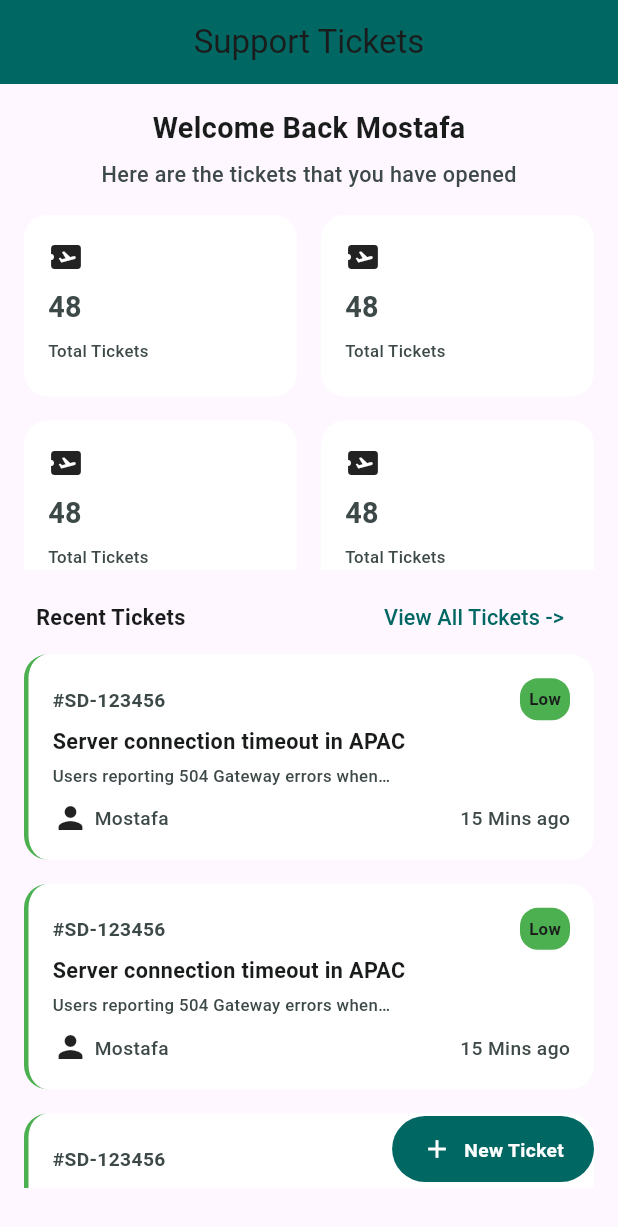
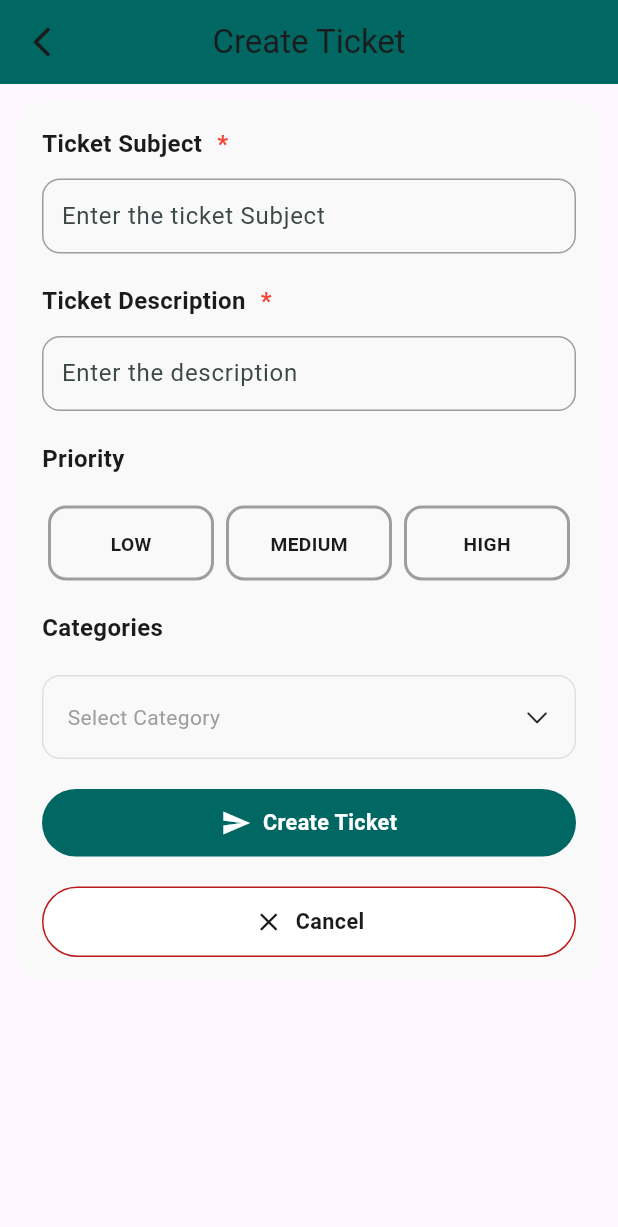
Before and after one commit to MoustafaaHussein/ticket-support, a Flutter app: the screen it shows after launch, after a tap on "New Ticket", on a phone screen of 412 x 824 dp. Shown: the top 1227 px of the screen. Run offline on Flutter 3.47's test engine with Material 3 defaults, Android fonts, the phone set to English and light mode, and no system bars; our stand-ins replace go_router.

Commit message:
Add create ticket route and enhance NewTicketButton functionality
- Introduced a new route for creating tickets in app_router.dart.
- Updated NewTicketButton to accept title and icon parameters for better customization.
- Modified HomeViewBody to navigate to the create ticket screen when the NewTicketButton is pressed.
- Added a new container style for tickets in containers_styles.dart.
- Updated TicketsPiority enum to improve color mapping for ticket priorities.

```diff
--- a/lib/core/router/app_router.dart
+++ b/lib/core/router/app_router.dart
@@ -1,9 +1,10 @@
 import 'package:go_router/go_router.dart';
 import 'package:ticket_app/features/dashboard/presentation/screens/home_view.dart';
+import 'package:ticket_app/features/tickets/presentation/screens/create_ticket_view.dart';
 
 class AppRouter {
   static const String khomeViewRoute = '/';
-  static const String ticketsRoute = '/tickets';
+  static const String kcreateTicketViewRoute = '/create-ticket';
 
   static final GoRouter router = GoRouter(
     initialLocation: khomeViewRoute,
@@ -12,6 +13,10 @@ class AppRouter {
         path: khomeViewRoute,
         builder: (context, state) => const HomeView(),
       ),
+      GoRoute(
+        path: kcreateTicketViewRoute,
+        builder: (context, state) => const CreateTicketView(),
+      ),
     ],
   );
 }
--- a/lib/core/styles/containers_styles.dart
+++ b/lib/core/styles/containers_styles.dart
@@ -16,4 +16,9 @@ abstract class AppContainersStyle {
     borderRadius: BorderRadius.circular(16),
     border: Border(left: BorderSide(color: piority.color, width: 3)),
   );
+  static ShapeDecoration newTicketsContainer(BuildContext context) =>
+      ShapeDecoration(
+        color: context.colors.surfaceBright,
+        shape: RoundedRectangleBorder(borderRadius: BorderRadius.circular(16)),
+      );
 }
--- /dev/null
+++ b/lib/core/widgets/cancel_button.dart
@@ -0,0 +1,75 @@
+import 'package:flutter/material.dart';
+import 'package:ticket_app/core/constants/app_text_styles.dart';
+import 'package:ticket_app/core/theme/app_theme_colors.dart';
+
+class CancelButton extends StatefulWidget {
+  const CancelButton({
+    super.key,
+    required this.onPressed,
+    required this.title,
+    this.icon,
+  });
+
+  final VoidCallback onPressed;
+  final String title;
+  final IconData? icon;
+
+  @override
+  State<CancelButton> createState() => _CancelButtonState();
+}
+
+class _CancelButtonState extends State<CancelButton> {
+  bool _isPressed = false;
+
+  @override
+  Widget build(BuildContext context) {
+    final colors = context.colors;
+
+    return GestureDetector(
+      onTapDown: (_) {
+        setState(() => _isPressed = true);
+      },
+      onTapUp: (_) {
+        setState(() => _isPressed = false);
+      },
+      onTapCancel: () {
+        setState(() => _isPressed = false);
+      },
+      onTap: widget.onPressed,
+      child: AnimatedScale(
+        scale: _isPressed ? 0.96 : 1,
+        duration: const Duration(milliseconds: 120),
+        curve: Curves.easeOut,
+        child: AnimatedContainer(
+          duration: const Duration(milliseconds: 250),
+          curve: Curves.easeInOut,
+          width: double.infinity,
+          padding: const EdgeInsets.symmetric(horizontal: 12),
+          decoration: BoxDecoration(
+            color: colors.onPrimary,
+            borderRadius: BorderRadius.circular(100),
+            border: Border.all(color: colors.error),
+          ),
+          child: Padding(
+            padding: const EdgeInsets.symmetric(horizontal: 20, vertical: 12),
+            child: Row(
+              mainAxisAlignment: MainAxisAlignment.center,
+              children: [
+                if (widget.icon != null) ...[
+                  Icon(widget.icon, color: colors.primaryText, size: 20),
+                  const SizedBox(width: 8),
+                ],
+                Text(
+                  widget.title,
+                  style: AppTextStyles.semiBold18Primary(
+                    context,
+                  ).copyWith(color: colors.primaryText),
+                ),
+              ],
+            ),
+          ),
+        ),
+      ),
+    );
+  }
+}
--- /dev/null
+++ b/lib/core/widgets/custom_text_field.dart
@@ -0,0 +1,40 @@
+import 'package:flutter/material.dart';
+
+class CustomizedTextField extends StatelessWidget {
+  const CustomizedTextField({
+    super.key,
+
+    required this.hint,
+    required this.controller,
+    required this.keyboardType,
+    required this.textInputAction,
+  });
+
+  final String hint;
+  final TextEditingController controller;
+  final TextInputType keyboardType;
+  final TextInputAction textInputAction;
+
+  @override
+  Widget build(BuildContext context) {
+    return Container(
+      padding: EdgeInsets.symmetric(horizontal: 12),
+      decoration: BoxDecoration(
+        borderRadius: BorderRadius.circular(12),
+        border: Border.all(color: Colors.grey),
+      ),
+      child: TextFormField(
+        controller: controller,
+        keyboardType: keyboardType,
+        textInputAction: textInputAction,
+        decoration: InputDecoration(hintText: hint, border: InputBorder.none),
+        validator: (value) {
+          if (value == null || value.isEmpty) {
+            return 'This field is required';
+          }
+          return null;
+        },
+      ),
+    );
+  }
+}
--- a/lib/core/widgets/new_ticket_button.dart
+++ b/lib/core/widgets/new_ticket_button.dart
@@ -6,9 +6,13 @@ class NewTicketButton extends StatelessWidget {
   const NewTicketButton({
     super.key,
     required this.onPressed,
+    required this.title,
+    this.icon,
   });
 
   final VoidCallback onPressed;
+  final String title;
+  final IconData? icon;
 
   @override
   Widget build(BuildContext context) {
@@ -26,13 +30,13 @@ class NewTicketButton extends StatelessWidget {
           child: Row(
             mainAxisSize: MainAxisSize.min,
             children: [
-              Icon(Icons.add, color: colors.onPrimary, size: 20),
+              Icon(icon, color: colors.onPrimary, size: 20),
               const SizedBox(width: 8),
               Text(
-                'New Ticket',
-                style: AppTextStyles.semiBold16Primary(context).copyWith(
-                  color: colors.onPrimary,
-                ),
+                title,
+                style: AppTextStyles.semiBold16Primary(
+                  context,
+                ).copyWith(color: colors.onPrimary),
               ),
             ],
           ),
--- /dev/null
+++ b/lib/core/widgets/primary_button.dart
@@ -0,0 +1,74 @@
+import 'package:flutter/material.dart';
+import 'package:ticket_app/core/constants/app_text_styles.dart';
+import 'package:ticket_app/core/theme/app_theme_colors.dart';
+
+class PrimaryButton extends StatefulWidget {
+  const PrimaryButton({
+    super.key,
+    required this.onPressed,
+    required this.title,
+    this.icon,
+  });
+
+  final VoidCallback onPressed;
+  final String title;
+  final IconData? icon;
+
+  @override
+  State<PrimaryButton> createState() => _PrimaryButtonState();
+}
+
+class _PrimaryButtonState extends State<PrimaryButton> {
+  bool _isPressed = false;
+
+  @override
+  Widget build(BuildContext context) {
+    final colors = context.colors;
+
+    return GestureDetector(
+      onTapDown: (_) {
+        setState(() => _isPressed = true);
+      },
+      onTapUp: (_) {
+        setState(() => _isPressed = false);
+      },
+      onTapCancel: () {
+        setState(() => _isPressed = false);
+      },
+      onTap: widget.onPressed,
+      child: AnimatedScale(
+        scale: _isPressed ? 0.96 : 1,
+        duration: const Duration(milliseconds: 120),
+        curve: Curves.easeOut,
+        child: AnimatedContainer(
+          duration: const Duration(milliseconds: 250),
+          curve: Curves.easeInOut,
+          width: double.infinity,
+          padding: const EdgeInsets.symmetric(horizontal: 12),
+          decoration: BoxDecoration(
+            color: colors.primary,
+            borderRadius: BorderRadius.circular(100),
+          ),
+          child: Padding(
+            padding: const EdgeInsets.symmetric(horizontal: 20, vertical: 12),
+            child: Row(
+              mainAxisAlignment: MainAxisAlignment.center,
+              children: [
+                if (widget.icon != null) ...[
+                  Icon(widget.icon, color: colors.onPrimary, size: 20),
+                  const SizedBox(width: 8),
+                ],
+                Text(
+                  widget.title,
+                  style: AppTextStyles.semiBold18Primary(
+                    context,
+                  ).copyWith(color: colors.onPrimary),
+                ),
+              ],
+            ),
+          ),
+        ),
+      ),
+    );
+  }
+}
--- a/lib/features/dashboard/domain/enum/tickets_piority.dart
+++ b/lib/features/dashboard/domain/enum/tickets_piority.dart
@@ -4,13 +4,13 @@ enum TicketsPiority { low, medium, high }
 
 extension TicketsPiorityExtension on TicketsPiority {
   Color get color => switch (this) {
+    TicketsPiority.high => Colors.red,
+    TicketsPiority.medium => Colors.deepOrangeAccent,
     TicketsPiority.low => Colors.green,
-    TicketsPiority.medium => Colors.yellow,
-    TicketsPiority.high => const Color.fromARGB(255, 236, 86, 86),
   };
   String get name => switch (this) {
+    TicketsPiority.high => "High",
+    TicketsPiority.medium => "Medium",
     TicketsPiority.low => "Low",
-    TicketsPiority.medium => "Medium",
-    TicketsPiority.high => "High",
   };
 }
--- a/lib/features/dashboard/presentation/widgets/home_view_body.dart
+++ b/lib/features/dashboard/presentation/widgets/home_view_body.dart
@@ -1,5 +1,7 @@
 import 'package:flutter/material.dart';
+import 'package:go_router/go_router.dart';
 import 'package:ticket_app/core/constants/app_text_styles.dart';
+import 'package:ticket_app/core/router/app_router.dart';
 import 'package:ticket_app/core/widgets/new_ticket_button.dart';
 import 'package:ticket_app/features/dashboard/presentation/widgets/collapsed_tickets_list.dart';
 import 'package:ticket_app/features/dashboard/presentation/widgets/recent_tickets_bar.dart';
@@ -37,7 +39,13 @@ class HomeViewBody extends StatelessWidget {
           Positioned(
             bottom: 20,
             right: 0,
-            child: NewTicketButton(onPressed: () {}),
+            child: NewTicketButton(
+              title: 'New Ticket',
+              icon: Icons.add,
+              onPressed: () {
+                GoRouter.of(context).push(AppRouter.kcreateTicketViewRoute);
+              },
+            ),
           ),
         ],
       ),
--- /dev/null
+++ b/lib/features/tickets/data/models/ticket_category_model.dart
@@ -0,0 +1,12 @@
+class TicketCategoryModel {
+  final String id;
+  final String name;
+
+  TicketCategoryModel({required this.id, required this.name});
+}
+
+List<TicketCategoryModel> ticketCategories = [
+  TicketCategoryModel(id: '1', name: 'Technical'),
+  TicketCategoryModel(id: '2', name: 'Billing'),
+  TicketCategoryModel(id: '3', name: 'General'),
+];
--- a/lib/features/tickets/presentation/screens/create_ticket_screen.dart
+++ /dev/null
@@ -1 +0,0 @@
-// TODO: implement
--- /dev/null
+++ b/lib/features/tickets/presentation/screens/create_ticket_view.dart
@@ -0,0 +1,27 @@
+import 'package:flutter/material.dart';
+import 'package:go_router/go_router.dart';
+import 'package:ticket_app/core/theme/app_theme_colors.dart';
+import 'package:ticket_app/features/tickets/presentation/widgets/create_ticket_view_body.dart';
+
+class CreateTicketView extends StatelessWidget {
+  const CreateTicketView({super.key});
+
+  @override
+  Widget build(BuildContext context) {
+    return Scaffold(
+      appBar: AppBar(
+        leading: IconButton(
+          onPressed: () {
+            GoRouter.of(context).pop();
+          },
+          icon: Icon(Icons.arrow_back_ios_new_rounded),
+        ),
+        elevation: 0,
+        backgroundColor: context.colors.primary,
+        centerTitle: true,
+        title: Text('Create Ticket'),
+      ),
+      body: CreateTicketViewBody(),
+    );
+  }
+}
--- /dev/null
+++ b/lib/features/tickets/presentation/widgets/create_ticket_view_body.dart
@@ -0,0 +1,200 @@
+import 'package:flutter/material.dart';
+import 'package:go_router/go_router.dart';
+import 'package:ticket_app/core/constants/app_text_styles.dart';
+import 'package:ticket_app/core/styles/containers_styles.dart';
+import 'package:ticket_app/core/widgets/cancel_button.dart';
+import 'package:ticket_app/core/widgets/custom_text_field.dart';
+import 'package:ticket_app/core/widgets/primary_button.dart';
+import 'package:ticket_app/features/dashboard/domain/enum/tickets_piority.dart';
+import 'package:ticket_app/features/tickets/data/models/ticket_category_model.dart';
+import 'package:ticket_app/features/tickets/presentation/widgets/piorty_card.dart';
+import 'package:ticket_app/features/tickets/presentation/widgets/ticket_categories_list.dart';
+
+class CreateTicketViewBody extends StatefulWidget {
+  const CreateTicketViewBody({super.key});
+
+  @override
+  State<CreateTicketViewBody> createState() => _CreateTicketViewBodyState();
+}
+
+class _CreateTicketViewBodyState extends State<CreateTicketViewBody> {
+  final TextEditingController subjectController = TextEditingController();
+  final TextEditingController descriptionController = TextEditingController();
+
+  TicketsPiority? selectedPriority;
+  TicketCategoryModel? selectedCategory;
+
+  @override
+  void dispose() {
+    subjectController.dispose();
+    descriptionController.dispose();
+    super.dispose();
+  }
+
+  @override
+  Widget build(BuildContext context) {
+    return Padding(
+      padding: const EdgeInsets.all(12),
+      child: Column(
+        children: [
+          CreateTicketForm(
+            subjectController: subjectController,
+            descriptionController: descriptionController,
+            selectedPriority: selectedPriority,
+            onPriorityChanged: (priority) {
+              setState(() {
+                selectedPriority = priority;
+              });
+            },
+            selectedCategory: selectedCategory,
+            onCategoryChanged: (category) {
+              setState(() {
+                selectedCategory = category;
+              });
+            },
+          ),
+        ],
+      ),
+    );
+  }
+}
+
+class CreateTicketForm extends StatelessWidget {
+  CreateTicketForm({
+    super.key,
+    required this.subjectController,
+    required this.descriptionController,
+    required this.selectedPriority,
+    required this.onPriorityChanged,
+    required this.selectedCategory,
+    required this.onCategoryChanged,
+  });
+
+  final TextEditingController subjectController;
+  final TextEditingController descriptionController;
+
+  final TicketsPiority? selectedPriority;
+  final ValueChanged<TicketsPiority> onPriorityChanged;
+
+  final TicketCategoryModel? selectedCategory;
+  final ValueChanged<TicketCategoryModel> onCategoryChanged;
+  final GlobalKey<FormState> _formKey = GlobalKey<FormState>();
+  @override
+  Widget build(BuildContext context) {
+    return Form(
+      key: _formKey,
+      child: Container(
+        padding: const EdgeInsets.all(16),
+        decoration: AppContainersStyle.newTicketsContainer(context),
+        child: Column(
+          crossAxisAlignment: CrossAxisAlignment.start,
+          children: [
+            /// Subject
+            Row(
+              children: [
+                Text(
+                  'Ticket Subject',
+                  style: AppTextStyles.bold20Primary(context),
+                ),
+                const SizedBox(width: 10),
+                Text(
+                  '*',
+                  style: AppTextStyles.bold20Primary(
+                    context,
+                  ).copyWith(color: Colors.red),
+                ),
+              ],
+            ),
+
+            const SizedBox(height: 12),
+
+            CustomizedTextField(
+              hint: 'Enter the ticket Subject',
+              controller: subjectController,
+              keyboardType: TextInputType.text,
+              textInputAction: TextInputAction.next,
+            ),
+
+            const SizedBox(height: 20),
+
+            /// Description
+            Row(
+              children: [
+                Text(
+                  'Ticket Description',
+                  style: AppTextStyles.bold20Primary(context),
+                ),
+                const SizedBox(width: 10),
+                Text(
+                  '*',
+                  style: AppTextStyles.bold20Primary(
+                    context,
+                  ).copyWith(color: Colors.red),
+                ),
+              ],
+            ),
+
+            const SizedBox(height: 12),
+
+            CustomizedTextField(
+              hint: 'Enter the description',
+              controller: descriptionController,
+              keyboardType: TextInputType.text,
+              textInputAction: TextInputAction.done,
+            ),
+
+            const SizedBox(height: 20),
+
+            Text('Priority', style: AppTextStyles.bold20Primary(context)),
+
+            const SizedBox(height: 20),
+
+            Row(
+              children: TicketsPiority.values.map((priority) {
+                return Expanded(
+                  child: Padding(
+                    padding: const EdgeInsets.symmetric(horizontal: 4),
+                    child: PiortyChipCard(
+                      ticketsPiority: priority,
+                      isSelected: selectedPriority == priority,
+                      onTap: () {
+                        onPriorityChanged(priority);
+                      },
+                    ),
+                  ),
+                );
+              }).toList(),
+            ),
+            SizedBox(height: 20),
+            Text('Categories', style: AppTextStyles.bold20Primary(context)),
+            SizedBox(height: 20),
+            CategoryPickerField(
+              selectedCategory: selectedCategory,
+              onSelected: (category) {
+                onCategoryChanged(category);
+              },
+            ),
+            SizedBox(height: 20),
+            PrimaryButton(
+              title: 'Create Ticket',
+              icon: Icons.send,
+              onPressed: () {
+                if (_formKey.currentState!.validate()) {
+                  // TODO: Create ticket
+                }
+              },
+            ),
+            SizedBox(height: 20),
+            CancelButton(
+              title: 'Cancel',
+              icon: Icons.close,
+              onPressed: () {
+                GoRouter.of(context).pop();
+              },
+            ),
+          ],
+        ),
+      ),
+    );
+  }
+}
--- /dev/null
+++ b/lib/features/tickets/presentation/widgets/piorty_card.dart
@@ -0,0 +1,39 @@
+import 'package:flutter/material.dart';
+import 'package:ticket_app/core/constants/app_text_styles.dart';
+import 'package:ticket_app/features/dashboard/domain/enum/tickets_piority.dart';
+
+class PiortyChipCard extends StatelessWidget {
+  const PiortyChipCard({
+    super.key,
+    required this.ticketsPiority,
+    required this.isSelected,
+    required this.onTap,
+  });
+
+  final TicketsPiority ticketsPiority;
+  final bool isSelected;
+  final VoidCallback onTap;
+
+  @override
+  Widget build(BuildContext context) {
+    return InkWell(
+      borderRadius: BorderRadius.circular(12),
+      onTap: onTap,
+      child: AnimatedContainer(
+        duration: const Duration(milliseconds: 250),
+        padding: const EdgeInsets.symmetric(vertical: 14, horizontal: 12),
+        decoration: BoxDecoration(
+          color: isSelected ? ticketsPiority.color : Colors.transparent,
+          borderRadius: BorderRadius.circular(12),
+          border: Border.all(color: Colors.grey, width: 2),
+        ),
+        child: Center(
+          child: Text(
+            ticketsPiority.name.toUpperCase(),
+            style: AppTextStyles.bold16Primary(context),
+          ),
+        ),
+      ),
+    );
+  }
+}
--- /dev/null
+++ b/lib/features/tickets/presentation/widgets/ticket_categories_list.dart
@@ -0,0 +1,92 @@
+import 'package:flutter/cupertino.dart';
+import 'package:flutter/material.dart';
+import 'package:ticket_app/features/tickets/data/models/ticket_category_model.dart';
+
+class CategoryPickerField extends StatelessWidget {
+  final TicketCategoryModel? selectedCategory;
+  final ValueChanged<TicketCategoryModel> onSelected;
+
+  const CategoryPickerField({
+    super.key,
+    required this.selectedCategory,
+    required this.onSelected,
+  });
+
+  Future<void> _showPicker(BuildContext context) async {
+    int selectedIndex = ticketCategories.indexWhere(
+      (e) => e.id == selectedCategory?.id,
+    );
+
+    if (selectedIndex == -1) {
+      selectedIndex = 0;
+    }
+
+    TicketCategoryModel tempSelected = ticketCategories[selectedIndex];
+
+    await showCupertinoModalPopup(
+      context: context,
+      builder: (_) {
+        return Container(
+          height: 300,
+          color: CupertinoColors.systemBackground,
+          child: Column(
+            children: [
+              Align(
+                alignment: Alignment.centerRight,
+                child: CupertinoButton(
+                  child: const Text('Done'),
+                  onPressed: () {
+                    onSelected(tempSelected);
+                    Navigator.pop(context);
+                  },
+                ),
+              ),
+              Expanded(
+                child: CupertinoPicker(
+                  itemExtent: 40,
+                  scrollController: FixedExtentScrollController(
+                    initialItem: selectedIndex,
+                  ),
+                  onSelectedItemChanged: (index) {
+                    tempSelected = ticketCategories[index];
+                  },
+                  children: ticketCategories
+                      .map((e) => Center(child: Text(e.name)))
+                      .toList(),
+                ),
+              ),
+            ],
+          ),
+        );
+      },
+    );
+  }
+
+  @override
+  Widget build(BuildContext context) {
+    return GestureDetector(
+      onTap: () => _showPicker(context),
+      child: Container(
+        height: 56,
+        padding: const EdgeInsets.symmetric(horizontal: 16),
+        decoration: BoxDecoration(
+          border: Border.all(color: Colors.grey.shade300),
+          borderRadius: BorderRadius.circular(12),
+        ),
+        child: Row(
+          children: [
+            Expanded(
+              child: Text(
+                selectedCategory?.name ?? 'Select Category',
+                style: TextStyle(
+                  color: selectedCategory == null ? Colors.grey : Colors.black,
+                ),
+              ),
+            ),
+            const Icon(CupertinoIcons.chevron_down, size: 18),
+          ],
+        ),
+      ),
+    );
+  }
+}
```
